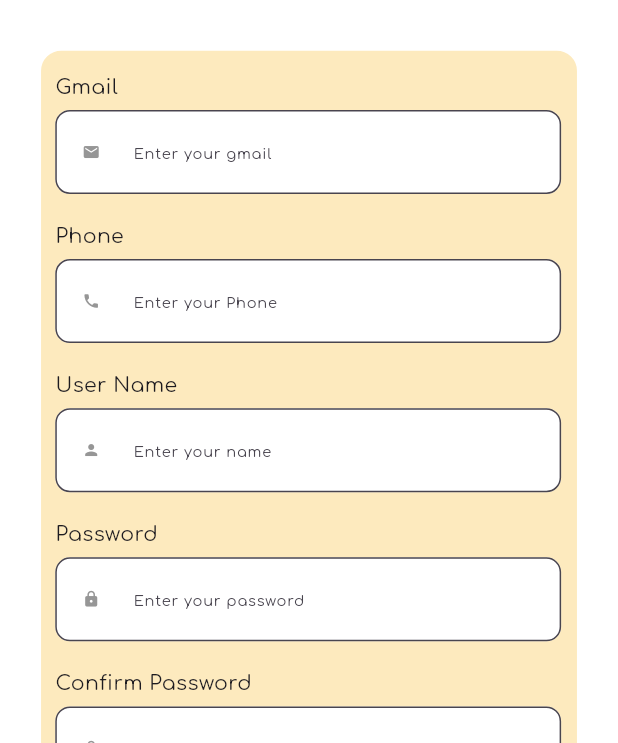
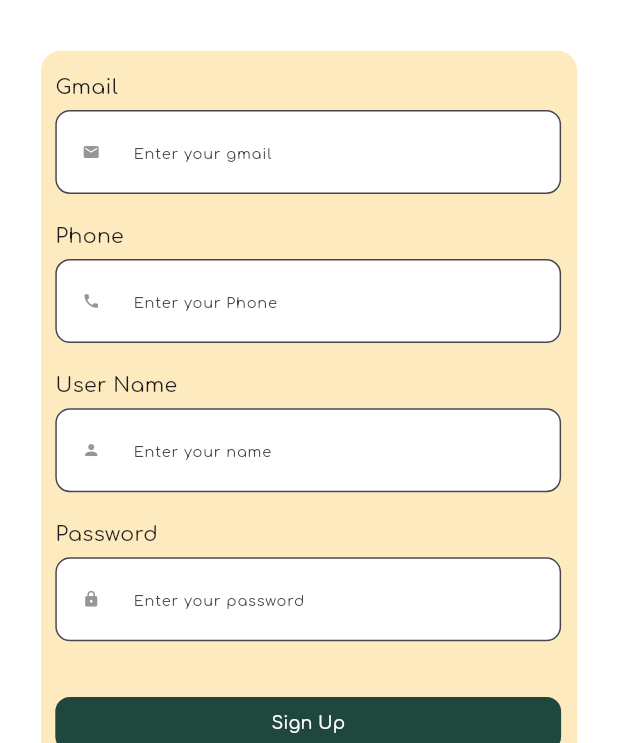
Before and after one commit to AhmedYasserww/shaghaf_app, a Flutter app: the LoginScreen screen opened by its route, after a tap on "LOGIN", after a tap on "Sign up", on a phone screen of 412 x 824 dp, the part 493-1236 px from its top. Run offline on Flutter 3.47's test engine with Material 3 defaults, Android fonts, the light colour scheme and no system bars; our stand-ins replace bloc, carousel_slider, dartz, dio, dotted_line, flutter_bloc and 7 more.

Commit message:
replace controller with onSaved and add some validator on text form field

```diff
--- a/lib/core/utils/functions/app_router.dart
+++ b/lib/core/utils/functions/app_router.dart
@@ -42,7 +42,7 @@ abstract class AppRouter {
   static const kProfileView = '/profileView';
 
   static final router = GoRouter(routes: [
-    GoRoute(path: '/', builder: (context, state) => const LoginScreen()),
+    GoRoute(path: '/', builder: (context, state) => const SplashView()),
     GoRoute(
         path: kBoardingView, builder: (context, state) => const BoardingView()),
     GoRoute(
--- a/lib/core/widgets/custom_text_form_field.dart
+++ b/lib/core/widgets/custom_text_form_field.dart
@@ -6,30 +6,27 @@
 class CustomTextFormField extends StatelessWidget {
   const CustomTextFormField({
     super.key,
-    required this.onSaved,
     required this.hintText,
     required this.icon,
     required this.textInputType,
+    this.controller,
+     this.validator,
   });
 
-  final void Function(String?) onSaved;
+  //final void Function(String?) onSaved;
   final String hintText;
   final IconData icon;
   final TextInputType textInputType;
+   final TextEditingController? controller;
+   final String? Function(String?)? validator;
 
   @override
   Widget build(BuildContext context) {
     return TextFormField(
-      validator: (value) {
-        if (value!.isEmpty) {
-          return "Field cannot be empty"; // Show the error message if needed
-        }
-        return null;
-      },
-      onSaved: (value) {
-        onSaved(value);
-      },
+      controller:controller ,
+     validator: validator,
       decoration: InputDecoration(
+       // constraints: BoxConstraints(maxHeight: 50),
         filled: true,
         fillColor: Colors.white,
         hintText: hintText,
@@ -46,7 +43,6 @@
             width: 1,
           ),
         ),
-        errorStyle: const TextStyle(height: 0, fontSize: 0), // Hide error text height by default
         errorBorder: OutlineInputBorder(
           borderRadius: BorderRadius.circular(10.r),
           borderSide: BorderSide(
--- a/lib/features/auth/presentation/views/widgets/gmail_field.dart
+++ b/lib/features/auth/presentation/views/widgets/gmail_field.dart
@@ -5,9 +5,10 @@
 import '../../../../../../core/widgets/custom_text_form_field.dart';
 
 class GmailField extends StatelessWidget {
-  final void Function(String?) onSaved;
+  final TextEditingController emailController;
 
-  const GmailField({super.key, required this.onSaved}); // Accept onSaved as a parameter
+
+  const GmailField({super.key, required this.emailController}); // Accept onSaved as a parameter
 
 
   @override
@@ -23,7 +24,16 @@
           height: 5.h,
         ),
         CustomTextFormField(
-          onSaved: onSaved, // Pass the onSaved callback to the text form field
+          validator: (value) {
+            if (value == null || value.isEmpty) {
+              return 'Field is required';
+            }
+            final bool emailValid = RegExp(
+              r'^[a-zA-Z0-9._%+-]+@[a-zA-Z0-9.-]+\.[a-zA-Z]{2,}$',
+            ).hasMatch(value);
+            return emailValid ? null : 'Email format must be valid';
+          },
+          controller: emailController,
           hintText: "Enter your gmail",
           icon: Icons.email,
           textInputType: TextInputType.emailAddress,
--- a/lib/features/auth/presentation/views/widgets/loginWidgets/login_details.dart
+++ b/lib/features/auth/presentation/views/widgets/loginWidgets/login_details.dart
@@ -10,22 +10,43 @@ import 'package:shagaf/features/auth/presentation/manager/login/login_cubit.dart
 import 'package:shagaf/features/auth/presentation/views/widgets/gmail_field.dart';
 import 'package:shagaf/features/auth/presentation/views/widgets/password_field.dart';
 
-class LoginDetails extends StatelessWidget {
+class LoginDetails extends StatefulWidget {
   const LoginDetails({super.key});
 
   @override
+  State<LoginDetails> createState() => _LoginDetailsState();
+}
+
+class _LoginDetailsState extends State<LoginDetails> {
+  final GlobalKey<FormState> globalKey = GlobalKey<FormState>();
+  late TextEditingController emailController;
+  late TextEditingController passwordController;
+
+  @override
+  void initState() {
+    emailController = TextEditingController();
+    passwordController = TextEditingController();
+    super.initState();
+  }
+
+  @override
+  void dispose() {
+    emailController.dispose();
+    passwordController.dispose();
+    super.dispose();
+  }
+
+  @override
   Widget build(BuildContext context) {
-    GlobalKey<FormState> formState = GlobalKey();
-    String email = '';
-    String password = '';
     return BlocConsumer<LoginCubit, LoginState>(
       listener: (context, state) {
         if (state is LoginSuccess) {
           // Handle success - navigate or show a success message
           ScaffoldMessenger.of(context).showSnackBar(
-            SnackBar(content: Text('login Successed')),
+            const SnackBar(content: Text('login Successfully')),
           );
-          GoRouter.of(context).push(AppRouter.kHomeView); // Navigate to home page
+          GoRouter.of(context).push(
+              AppRouter.kHomeView); // Navigate to home page
         } else if (state is LoginFailure) {
           // Handle failure - show an error message
           ScaffoldMessenger.of(context).showSnackBar(
@@ -35,20 +56,20 @@ class LoginDetails extends StatelessWidget {
       },
       builder: (context, state) {
         return Form(
-          key: formState,
+          key: globalKey,
           child: Column(
             crossAxisAlignment: CrossAxisAlignment.start,
             children: [
               if (state is LoginLoading)
-                Center(child: CircularProgressIndicator()),
+                const Center(child: CircularProgressIndicator()),
               GmailField(
-                onSaved: (value) => email = value ?? '',
+                emailController: emailController,
               ),
               SizedBox(
                 height: 24.h,
               ),
               PasswordField(
-                onSaved: (value) => password = value ?? '',
+                passwordController: passwordController,
               ),
               SizedBox(
                 height: 6.h,
@@ -76,11 +97,14 @@ class LoginDetails extends StatelessWidget {
                     child: CustomButton(
                       text: "LOGIN",
                       onPressed: () {
-                        if (formState.currentState!.validate()) {
-                          formState.currentState!.save();
-                          context.read<LoginCubit>().login(email: email, password: password);
-                          print(email);
-                          print(password);
+                        if (globalKey.currentState!.validate()) {
+                          globalKey.currentState!.save();
+                          context.read<LoginCubit>().login(
+                              email:emailController.text,
+                              password: passwordController.text
+                          );
+                          print(emailController.text);
+                          print(passwordController.text);
                         } else {}
                       },
                     ),
--- a/lib/features/auth/presentation/views/widgets/password_field.dart
+++ b/lib/features/auth/presentation/views/widgets/password_field.dart
@@ -5,9 +5,8 @@
 import '../../../../../core/widgets/custom_text_form_field.dart';
 
 class PasswordField extends StatelessWidget {
-  const PasswordField({super.key, required this.onSaved});
-
-  final void Function(String?) onSaved;
+  const PasswordField({super.key,required this.passwordController });
+  final TextEditingController passwordController;
 
   @override
   Widget build(BuildContext context) {
@@ -22,7 +21,10 @@
         SizedBox(
           height: 5.h,
         ),
-        CustomTextFormField(onSaved: onSaved,
+        CustomTextFormField(
+            controller: passwordController,
+            validator: (value) => value == null || value.isEmpty ? 'Field is required' : null,
+
             hintText: "Enter your password",
             icon: Icons.lock,
             textInputType: TextInputType.visiblePassword),
--- a/lib/features/auth/presentation/views/widgets/signUpWidgets/confirm_password_field.dart
+++ b/lib/features/auth/presentation/views/widgets/signUpWidgets/confirm_password_field.dart
@@ -5,8 +5,8 @@
 import '../../../../../../core/widgets/custom_text_form_field.dart';
 
 class ConfirmPasswordField extends StatelessWidget {
-  const ConfirmPasswordField({super.key, required this.onSaved});
-  final void Function(String?) onSaved;
+  const ConfirmPasswordField({super.key, required this.confirmPasswordController,});
+ final TextEditingController confirmPasswordController;
 
   @override
   Widget build(BuildContext context) {
@@ -21,7 +21,10 @@
         SizedBox(
           height: 5.h,
         ),
-        CustomTextFormField(onSaved: onSaved, hintText: "Confirm password", icon: Icons.lock, textInputType: TextInputType.visiblePassword),
+        CustomTextFormField(
+            validator: (value) => value == null || value.isEmpty ? 'Field is required' : null,
+            controller: confirmPasswordController,
+            hintText: "Confirm password", icon: Icons.lock, textInputType: TextInputType.visiblePassword),
       ],
     );
   }
--- a/lib/features/auth/presentation/views/widgets/signUpWidgets/phone_field.dart
+++ b/lib/features/auth/presentation/views/widgets/signUpWidgets/phone_field.dart
@@ -4,8 +4,10 @@ import 'package:flutter_screenutil/flutter_screenutil.dart';
 import '../../../../../../core/utils/functions/styles.dart';
 import '../../../../../../core/widgets/custom_text_form_field.dart';
 class PhoneField extends StatelessWidget {
-  const PhoneField({super.key, required this.onSaved});
-  final void Function(String?) onSaved;
+  final TextEditingController phoneController;
+
+  const PhoneField({super.key,required this.phoneController});
+
   @override
   Widget build(BuildContext context) {
     String? phone;
@@ -20,7 +22,15 @@ class PhoneField extends StatelessWidget {
           height: 5.h,
         ),
         CustomTextFormField(
-            onSaved: onSaved,
+            controller: phoneController,
+            validator: (value) {
+              if (value == null || value.isEmpty) {
+                return 'This field is required. Please enter a phone number.';
+              } else if (value.length != 11) {
+                return 'Phone number must be exactly 11 digits long.';
+              }
+              return null;
+            },
             hintText: "Enter your Phone",
             icon: Icons.phone,
             textInputType: TextInputType.number),
--- a/lib/features/auth/presentation/views/widgets/signUpWidgets/sign_up_body.dart
+++ b/lib/features/auth/presentation/views/widgets/signUpWidgets/sign_up_body.dart
@@ -8,6 +8,6 @@ class SignUpBody extends StatelessWidget {
 
   @override
   Widget build(BuildContext context) {
-    return AuthBody(ContainerDetails: SignUpDetails(), paddingFromBottom: 11.h,);
+    return AuthBody(ContainerDetails: const SignUpDetails(), paddingFromBottom: 11.h,);
   }
 }
--- a/lib/features/auth/presentation/views/widgets/signUpWidgets/sign_up_details.dart
+++ b/lib/features/auth/presentation/views/widgets/signUpWidgets/sign_up_details.dart
@@ -13,26 +13,59 @@ import 'package:shagaf/features/auth/presentation/views/widgets/signUpWidgets/us
 
 import '../../../manager/sign_up/sign_up_cubit.dart'; // Import your cubit
 
-class SignUpDetails extends StatelessWidget {
+class SignUpDetails extends StatefulWidget {
   const SignUpDetails({super.key});
 
   @override
+  State<SignUpDetails> createState() => _SignUpDetailsState();
+}
+
+class _SignUpDetailsState extends State<SignUpDetails> {
+  final GlobalKey<FormState> globalKey = GlobalKey<FormState>();
+  late TextEditingController emailController;
+  late TextEditingController passwordController;
+  late TextEditingController nameController;
+  late TextEditingController phoneNumberController;
+  late TextEditingController confirmPasswordController;
+
+
+  @override
+  void initState() {
+    emailController = TextEditingController();
+    passwordController = TextEditingController();
+    nameController = TextEditingController();
+    phoneNumberController = TextEditingController();
+    confirmPasswordController=TextEditingController();
+
+    super.initState();
+  }
+
+  @override
+  void dispose() {
+    emailController.dispose();
+    passwordController.dispose();
+    nameController.dispose();
+    passwordController.dispose();
+    confirmPasswordController.dispose();
+    super.dispose();
+  }
+  @override
   Widget build(BuildContext context) {
-    GlobalKey<FormState> formState = GlobalKey();
-    String email = '';
-    String userName = '';
-    String password = '';
-    String phone = '';
-    String confirmPassword = '';
+    // GlobalKey<FormState> formState = GlobalKey();
+    // String email = '';
+    // String userName = '';
+    // String password = '';
+    // String phone = '';
+    // String confirmPassword = '';
 
     return BlocConsumer<SignUpCubit, SignUpState>(
       listener: (context, state) {
         if (state is SignUpSuccess) {
           // Handle success - navigate or show a success message
           ScaffoldMessenger.of(context).showSnackBar(
-            SnackBar(content: Text('Validate your email!')),
+            const SnackBar(content: Text('Validate your email!')),
           );
-          GoRouter.of(context).push(AppRouter.kVerification,extra: email); // Navigate to home page
+          GoRouter.of(context).push(AppRouter.kVerification,extra: emailController.text); // Navigate to home page
         } else if (state is SignUpFailure) {
           // Handle failure - show an error message
           ScaffoldMessenger.of(context).showSnackBar(
@@ -42,31 +75,32 @@ class SignUpDetails extends StatelessWidget {
       },
       builder: (context, state) {
         return Form(
-          key: formState,
+          key: globalKey,
           child: Column(
             crossAxisAlignment: CrossAxisAlignment.start,
             children: [
               if (state is SignUpLoading)
-                Center(child: CircularProgressIndicator()), // Show loading indicator during sign-up
+                const Center(child: CircularProgressIndicator()), // Show loading indicator during sign-up
               GmailField(
-                onSaved: (value) => email = value ?? '',
+         emailController:emailController ,
+               // onSaved: (value) => email = value ?? '',
               ),
               SizedBox(height: 19.h),
               PhoneField(
-                onSaved: (value) => phone = value ?? '',
+               phoneController: phoneNumberController,
               ),
               SizedBox(height: 19.h),
               UserNameField(
-                onSaved: (value) => userName = value ?? '',
+              userNameController: nameController,
               ),
               SizedBox(height: 19.h),
               PasswordField(
-                onSaved: (value) => password = value ?? '',
+               passwordController: passwordController,
               ),
               SizedBox(height: 19.h),
-              ConfirmPasswordField(
-                onSaved: (value) => confirmPassword = value ?? '',
-              ),
+              // ConfirmPasswordField(
+              //
+              // ),
               SizedBox(height: 19.h),
               Row(
                 children: [
@@ -74,20 +108,20 @@ class SignUpDetails extends StatelessWidget {
                     child: CustomButton(
                       text: "Sign Up",
                       onPressed: () {
-                        if (formState.currentState!.validate()) {
-                          formState.currentState!.save();
+                        if (globalKey.currentState!.validate()) {
+                          globalKey.currentState!.save();
                           // Call the cubit's signUp method with form data
                           context.read<SignUpCubit>().signUp(
-                            phone: phone,
-                            email: email,
-                            useName: userName,
-                            password: password,
+                            phone:phoneNumberController.text,
+                            email:emailController.text ,
+                            useName: nameController.text,
+                            password: passwordController.text,
                             birthDate: '2000-02-01', // Example birthDate, change it accordingly
                           );
-                          print(email);
-                          print(phone);
-                          print(userName);
-                          print(password);
+                          print(phoneNumberController.text);
+                          print(emailController.text);
+                          print(nameController.text);
+                          print(passwordController.text);
                         }
                       },
                     ),
--- a/lib/features/auth/presentation/views/widgets/signUpWidgets/user_name_field.dart
+++ b/lib/features/auth/presentation/views/widgets/signUpWidgets/user_name_field.dart
@@ -5,9 +5,10 @@
 import '../../../../../../core/widgets/custom_text_form_field.dart';
 
 class UserNameField extends StatelessWidget {
-  const UserNameField({super.key, required this.onSaved});
+  const UserNameField({super.key, required this.userNameController});
+  final TextEditingController userNameController;
 
-  final void Function(String?) onSaved;
+ // final void Function(String?) onSaved;
 
   @override
   Widget build(BuildContext context) {
@@ -23,7 +24,9 @@
           height: 5.h,
         ),
         CustomTextFormField(
-            onSaved: onSaved,
+          controller:userNameController ,
+            validator: (value) => value == null || value.isEmpty ? 'Field is required' : null,
+            //onSaved: onSaved,
             hintText: "Enter your name",
             icon: Icons.person,
             textInputType: TextInputType.name),
--- a/lib/main.dart
+++ b/lib/main.dart
@@ -6,8 +6,6 @@ import 'package:shagaf/core/utils/functions/app_router.dart';
 import 'package:flutter_bloc/flutter_bloc.dart';
 import 'package:shagaf/features/auth/presentation/manager/login/login_cubit.dart';
 import 'package:shagaf/features/auth/presentation/manager/verification/verification_cubit.dart';
-
-import 'core/utils/functions/api_service.dart';
 import 'core/utils/functions/service_locator.dart';
 import 'features/auth/data/repos/auth_repo/auth_repo_impl.dart';
 import 'features/auth/presentation/manager/sign_up/sign_up_cubit.dart';
```
Also changed, not shown: lib/features/auth/presentation/views/widgets/forgetPasswordWidgets/forget_password_details.dart (+26 -7 lines), lib/features/onboarding/presentation/views/widgets/boarding_view_body.dart (+6 -3 lines), pubspec.lock.
